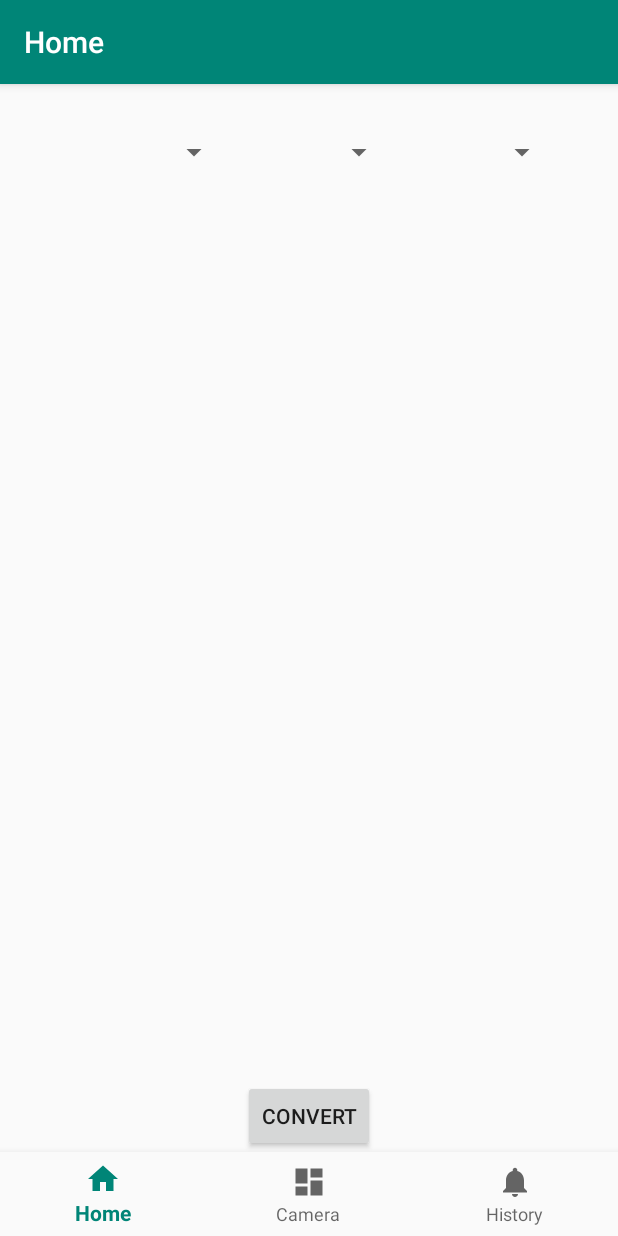
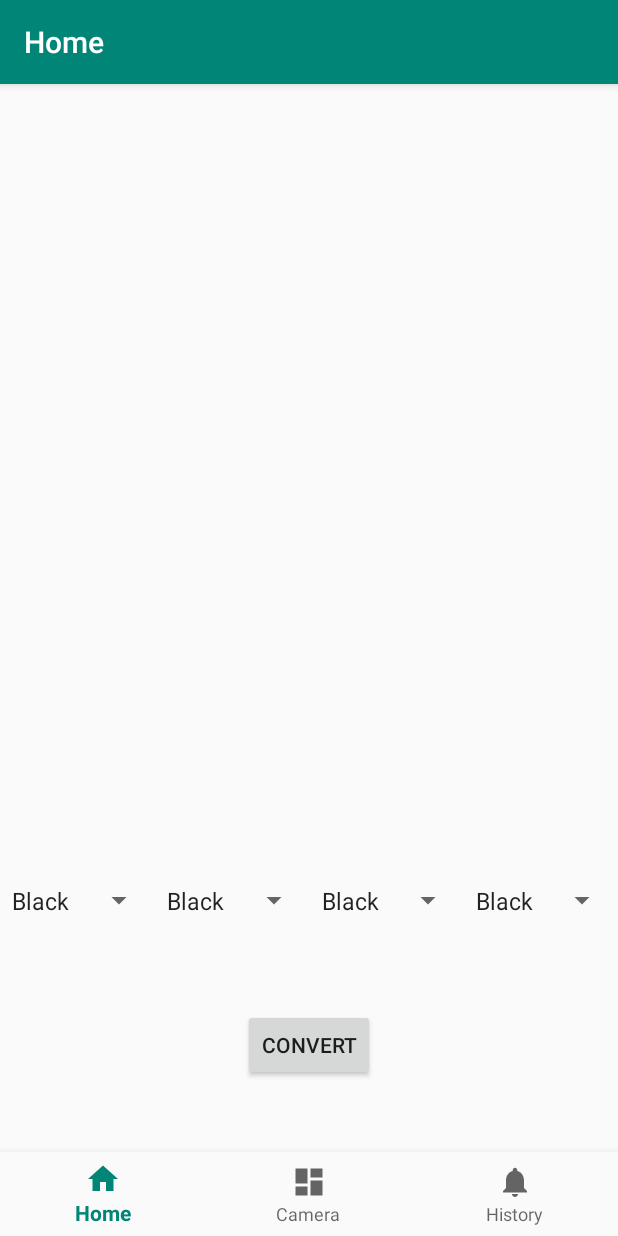
Before and after one commit to bnenninger/Resistor-Scanner, an Android app: the screen it shows after launch (MainActivity), on a phone screen of 412 x 824 dp. Run offline under Robolectric (Android 15) with nearby library versions, the phone set to English and light mode, and no system bars; our stand-ins replace navigation-ui; libraries missing offline, so code that uses them is left out: org.opencv.android.

Commit message:
Adds fourth spinner
Adds another spinner for tolerance

```diff
--- a/app/src/main/java/com/example/resistorscanner/MainActivity.java
+++ b/app/src/main/java/com/example/resistorscanner/MainActivity.java
@@ -33,27 +33,14 @@ import static android.hardware.Camera.open;
 
 public class MainActivity extends AppCompatActivity implements OnItemSelectedListener {
 
-    Spinner spinner1, spinner2, spinner3;
+    Spinner spinner1, spinner2, spinner3, spinner4;
 
     TextView display;
 
     private static final String TAG = "MainActivity";
 
-    static {
-        if(!OpenCVLoader.initDebug()){
-            Log.d(TAG, "OpenCV not loaded");
-        } else {
-            Log.d(TAG, "OpenCV loaded");
-        }
-    }
-
     @Override
     protected void onCreate(Bundle savedInstanceState) {
-        if(!OpenCVLoader.initDebug()){
-            Log.d(TAG, "OpenCV not loaded");
-        } else {
-            Log.d(TAG, "OpenCV loaded");
-        }
         super.onCreate(savedInstanceState);
         setContentView(R.layout.activity_main);
 
@@ -74,15 +61,16 @@ public class MainActivity extends AppCompatActivity implements OnItemSelectedLis
         spinner1.setOnItemSelectedListener(this);
 
         spinner2 = (Spinner) findViewById(R.id.spinner2);
-        adapter1.setDropDownViewResource(android.R.layout.simple_spinner_dropdown_item);
         spinner2.setAdapter(adapter1);
         spinner2.setOnItemSelectedListener(this);
 
         spinner3 = (Spinner) findViewById(R.id.spinner3);
-        ArrayAdapter<CharSequence> adapter3 = ArrayAdapter.createFromResource(this, R.array.colors, android.R.layout.simple_spinner_item);
-        adapter3.setDropDownViewResource(android.R.layout.simple_spinner_dropdown_item);
-        spinner3.setAdapter(adapter3);
+        spinner3.setAdapter(adapter1);
         spinner3.setOnItemSelectedListener(this);
+
+        spinner4 = (Spinner) findViewById(R.id.spinner4);
+        spinner4.setAdapter(adapter1);
+        spinner4.setOnItemSelectedListener(this);
 
 
         display = (TextView)findViewById(R.id.display);
@@ -108,6 +96,7 @@ public class MainActivity extends AppCompatActivity implements OnItemSelectedLis
         bands.add(ColorValue.valueOf(spinner1.getSelectedItem().toString().toUpperCase()));
         bands.add(ColorValue.valueOf(spinner2.getSelectedItem().toString().toUpperCase()));
         bands.add(ColorValue.valueOf(spinner3.getSelectedItem().toString().toUpperCase()));
+        bands.add(ColorValue.valueOf(spinner4.getSelectedItem().toString().toUpperCase()));
 
         ResistorValue colorStorage = new ResistorValueColorStorage(bands);
         display.setText(colorStorage.outputStringValue());
--- a/app/src/main/res/layout/activity_main.xml
+++ b/app/src/main/res/layout/activity_main.xml
@@ -9,6 +9,41 @@
     android:paddingTop="?attr/actionBarSize" >
 
 
+    <LinearLayout
+        android:id="@+id/linearLayout"
+        android:layout_width="match_parent"
+        android:layout_height="50dp"
+        android:orientation="horizontal"
+        app:layout_constraintBottom_toBottomOf="parent"
+        app:layout_constraintTop_toTopOf="parent"
+        app:layout_constraintVertical_bias="0.7"
+        tools:layout_editor_absoluteX="0dp">
+
+        <Spinner
+            android:id="@+id/spinner1"
+            android:layout_width="wrap_content"
+            android:layout_height="match_parent"
+            android:layout_weight="1" />
+
+        <Spinner
+            android:id="@+id/spinner2"
+            android:layout_width="wrap_content"
+            android:layout_height="match_parent"
+            android:layout_weight="1" />
+
+        <Spinner
+            android:id="@+id/spinner3"
+            android:layout_width="wrap_content"
+            android:layout_height="match_parent"
+            android:layout_weight="1" />
+
+        <Spinner
+            android:id="@+id/spinner4"
+            android:layout_width="wrap_content"
+            android:layout_height="match_parent"
+            android:layout_weight="1" />
+    </LinearLayout>
+
     <Button
         android:id="@+id/button"
         android:layout_width="wrap_content"
@@ -17,7 +52,8 @@
         android:text="Convert"
         app:layout_constraintBottom_toTopOf="@+id/nav_view"
         app:layout_constraintEnd_toEndOf="parent"
-        app:layout_constraintStart_toStartOf="parent" />
+        app:layout_constraintStart_toStartOf="parent"
+        app:layout_constraintTop_toBottomOf="@+id/linearLayout" />
 
     <com.google.android.material.bottomnavigation.BottomNavigationView
         android:id="@+id/nav_view"
@@ -46,47 +82,14 @@
         app:layout_constraintVertical_bias="1.0"
         app:navGraph="@navigation/mobile_navigation" />
 
-    <Spinner
-        android:id="@+id/spinner2"
-        android:layout_width="wrap_content"
-        android:layout_height="wrap_content"
-        app:layout_constraintBottom_toTopOf="@+id/button"
-        app:layout_constraintHorizontal_bias="0.498"
-        app:layout_constraintLeft_toLeftOf="parent"
-        app:layout_constraintRight_toRightOf="parent"
-        app:layout_constraintTop_toTopOf="@+id/nav_host_fragment"
-        app:layout_constraintVertical_bias="0.051" />
-
-    <Spinner
-        android:id="@+id/spinner3"
-        android:layout_width="wrap_content"
-        android:layout_height="wrap_content"
-        app:layout_constraintBottom_toTopOf="@+id/button"
-        app:layout_constraintHorizontal_bias="0.865"
-        app:layout_constraintLeft_toLeftOf="parent"
-        app:layout_constraintRight_toRightOf="parent"
-        app:layout_constraintTop_toTopOf="@+id/nav_host_fragment"
-        app:layout_constraintVertical_bias="0.051" />
-
-    <Spinner
-        android:id="@+id/spinner1"
-        android:layout_width="wrap_content"
-        android:layout_height="wrap_content"
-        app:layout_constraintBottom_toTopOf="@+id/button"
-        app:layout_constraintHorizontal_bias="0.129"
-        app:layout_constraintLeft_toLeftOf="parent"
-        app:layout_constraintRight_toRightOf="parent"
-        app:layout_constraintTop_toTopOf="@+id/nav_host_fragment"
-        app:layout_constraintVertical_bias="0.051" />
-
     <TextView
         android:id="@+id/display"
         android:layout_width="wrap_content"
         android:layout_height="wrap_content"
-        app:layout_constraintBottom_toTopOf="@+id/button"
-        app:layout_constraintEnd_toEndOf="@+id/nav_host_fragment"
-        app:layout_constraintStart_toStartOf="@+id/nav_host_fragment"
-        app:layout_constraintTop_toBottomOf="@+id/spinner1" />
+        app:layout_constraintBottom_toTopOf="@+id/linearLayout"
+        app:layout_constraintEnd_toEndOf="parent"
+        app:layout_constraintStart_toStartOf="parent"
+        app:layout_constraintTop_toTopOf="@+id/nav_host_fragment" />
 
 
 </androidx.constraintlayout.widget.ConstraintLayout>
```
